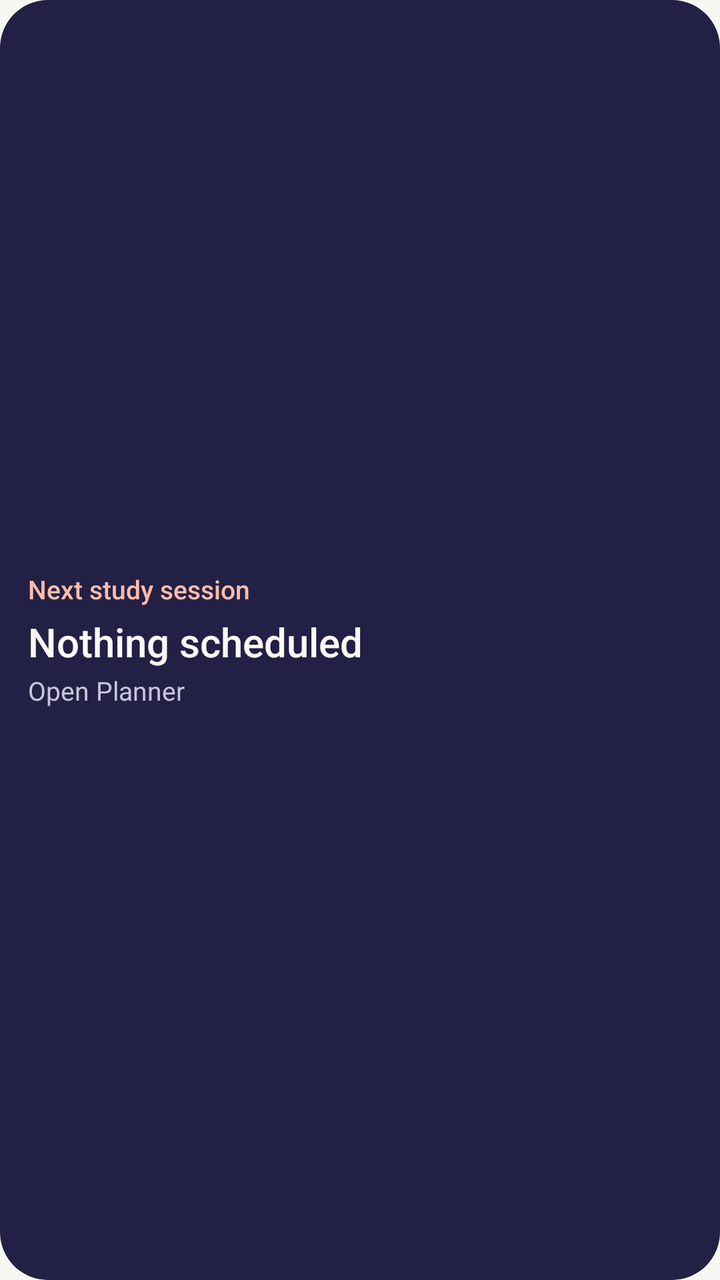
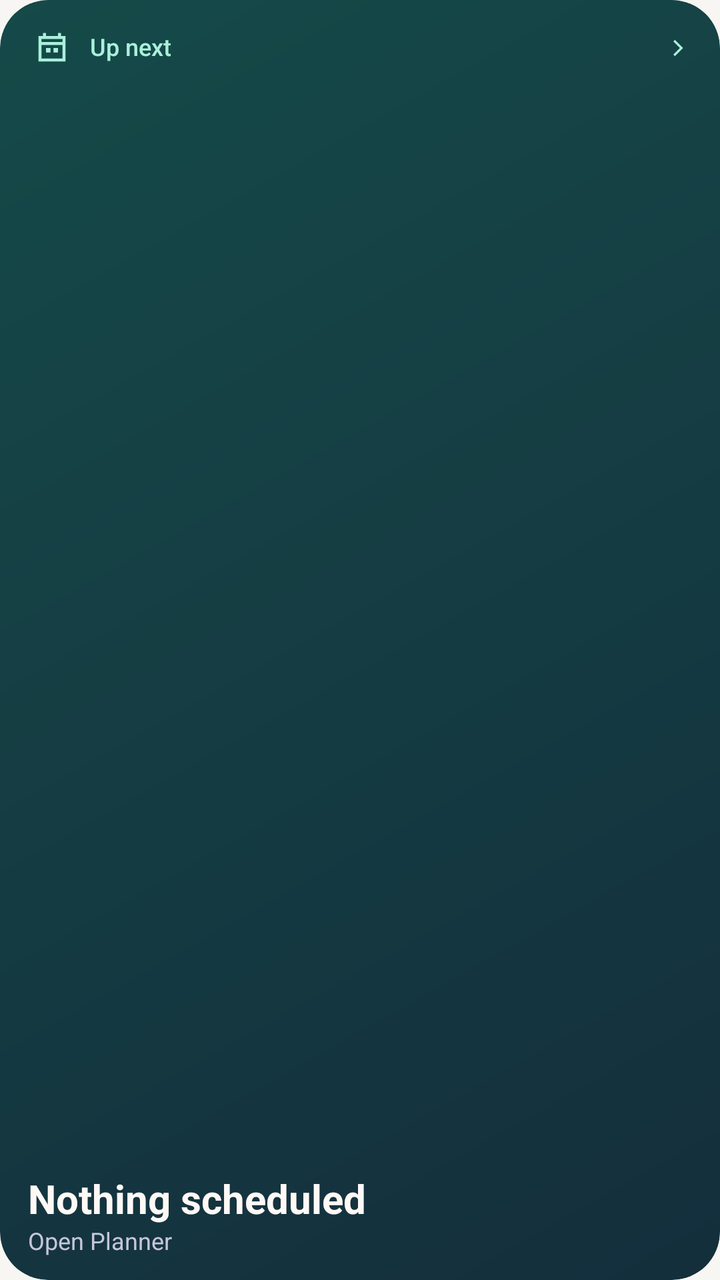

An Android layout rendered at two revisions. The XML below is the earlier revision; the diff shows what the commit changed to produce the second picture.
<!-- AndroidManifest.xml: application theme AppTheme -->
<!-- res/layout/widget_planner.xml -->
<?xml version="1.0" encoding="utf-8"?>
<LinearLayout xmlns:android="http://schemas.android.com/apk/res/android"
    android:id="@android:id/background"
    style="@style/Widget.StudyOrbit.Card"
    android:layout_width="match_parent"
    android:layout_height="match_parent">

    <TextView
        style="@style/Widget.StudyOrbit.Heading"
        android:layout_width="match_parent"
        android:layout_height="wrap_content"
        android:text="@string/widget_planner_title" />

    <TextView
        android:id="@+id/widget_value"
        style="@style/Widget.StudyOrbit.Value"
        android:layout_width="match_parent"
        android:layout_height="wrap_content"
        android:layout_marginTop="4dp"
        android:text="@string/widget_planner_empty" />

    <TextView
        android:id="@+id/widget_detail"
        style="@style/Widget.StudyOrbit.Detail"
        android:layout_width="match_parent"
        android:layout_height="wrap_content"
        android:layout_marginTop="2dp"
        android:text="@string/widget_open_planner" />
</LinearLayout>
<!-- resources referenced by this layout -->
<resources>
  <string name="widget_open_planner">Open Planner</string>
  <string name="widget_planner_empty">Nothing scheduled</string>
  <string name="widget_planner_title">Next study session</string>
  <style name="Widget.StudyOrbit.Card" parent="">
          <item name="android:background">@drawable/widget_background</item>
          <item name="android:orientation">vertical</item>
          <item name="android:gravity">center_vertical</item>
          <item name="android:paddingStart">14dp</item>
          <item name="android:paddingEnd">14dp</item>
          <item name="android:paddingTop">8dp</item>
          <item name="android:paddingBottom">8dp</item>
      </style>
  <style name="Widget.StudyOrbit.Detail" parent="">
          <item name="android:textColor">@color/widget_muted</item>
          <item name="android:textSize">13sp</item>
          <item name="android:maxLines">2</item>
          <item name="android:ellipsize">end</item>
      </style>
  <style name="Widget.StudyOrbit.Heading" parent="">
          <item name="android:fontFamily">sans-serif-medium</item>
          <item name="android:textColor">@color/widget_accent</item>
          <item name="android:textSize">13sp</item>
          <item name="android:maxLines">1</item>
          <item name="android:ellipsize">end</item>
      </style>
  <style name="Widget.StudyOrbit.Value" parent="">
          <item name="android:fontFamily">sans-serif-medium</item>
          <item name="android:textColor">@color/widget_text</item>
          <item name="android:textSize">20sp</item>
          <item name="android:maxLines">2</item>
          <item name="android:ellipsize">end</item>
      </style>
  <style name="AppTheme" parent="android:style/Theme.Material.Light.NoActionBar">
          <item name="android:windowBackground">#F8F6F2</item>
          <item name="android:colorAccent">#4541A0</item>
          <item name="android:windowLightStatusBar">true</item>
      </style>
  <!-- drawable widget_background (drawable) -->
  <?xml version="1.0" encoding="utf-8"?>
  <shape xmlns:android="http://schemas.android.com/apk/res/android">
      <solid android:color="@color/widget_surface" />
      <corners android:radius="24dp" />
  </shape>
  <color name="widget_muted">#C6C5DD</color>
  <color name="widget_accent">#FFBCAC</color>
  <color name="widget_text">#FFF9F6</color>
  <color name="widget_surface">#222044</color>
</resources>

<!-- the commit's change to res/layout/widget_planner.xml (unified diff, before → after) -->
@@ -2,21 +2,53 @@
 <LinearLayout xmlns:android="http://schemas.android.com/apk/res/android"
     android:id="@android:id/background"
     style="@style/Widget.StudyOrbit.Card"
+    android:background="@drawable/widget_planner_background"
     android:layout_width="match_parent"
     android:layout_height="match_parent">
 
-    <TextView
-        style="@style/Widget.StudyOrbit.Heading"
+    <LinearLayout
         android:layout_width="match_parent"
         android:layout_height="wrap_content"
-        android:text="@string/widget_planner_title" />
+        android:gravity="center_vertical"
+        android:orientation="horizontal">
+
+        <ImageView
+            android:layout_width="24dp"
+            android:layout_height="24dp"
+            android:layout_marginEnd="7dp"
+            android:padding="3dp"
+            android:importantForAccessibility="no"
+            android:src="@drawable/ic_widget_planner"
+            android:tint="@color/widget_planner_accent" />
+
+        <TextView
+            style="@style/Widget.StudyOrbit.Heading"
+            android:layout_width="0dp"
+            android:layout_height="wrap_content"
+            android:layout_weight="1"
+            android:textColor="@color/widget_planner_accent"
+            android:text="@string/widget_planner_heading" />
+
+        <ImageView
+            android:layout_width="14dp"
+            android:layout_height="14dp"
+            android:importantForAccessibility="no"
+            android:scaleType="fitCenter"
+            android:src="@drawable/ic_rail_expand"
+            android:tint="@color/widget_planner_accent" />
+    </LinearLayout>
+
+    <FrameLayout
+        android:layout_width="match_parent"
+        android:layout_height="0dp"
+        android:layout_weight="1" />
 
     <TextView
         android:id="@+id/widget_value"
         style="@style/Widget.StudyOrbit.Value"
         android:layout_width="match_parent"
         android:layout_height="wrap_content"
-        android:layout_marginTop="4dp"
+        android:layout_marginTop="6dp"
         android:text="@string/widget_planner_empty" />
 
     <TextView
<!-- resource entries referenced after the edit -->
@@ -1,34 +1,53 @@
 <!-- resources referenced by this layout -->
 <resources>
+  <color name="widget_planner_accent">#AAF0DB</color>
+  <!-- drawable ic_rail_expand (drawable) -->
+  <vector xmlns:android="http://schemas.android.com/apk/res/android"
+      android:width="20dp" android:height="20dp" android:viewportWidth="24" android:viewportHeight="24">
+      <path android:fillColor="#FFFFFFFF" android:fillType="evenOdd" android:pathData="M9.4,5L16.4,12L9.4,19L8,17.6L13.6,12L8,6.4Z" />
+  </vector>
+  <!-- drawable ic_widget_planner (drawable) -->
+  <vector xmlns:android="http://schemas.android.com/apk/res/android"
+      android:width="20dp" android:height="20dp" android:viewportWidth="24" android:viewportHeight="24">
+      <path android:fillColor="#FFFFFFFF" android:fillType="evenOdd" android:pathData="M6,2h2v2h8V2h2v2h3v17H3V4h3zM5,10v9h14v-9zM5,6v2h14V6zM8,12h3v3H8zM13,12h3v3h-3z" />
+  </vector>
+  <!-- drawable widget_planner_background (drawable) -->
+  <shape xmlns:android="http://schemas.android.com/apk/res/android">
+      <gradient android:angle="315" android:startColor="#154A49" android:endColor="#142E3C" />
+      <corners android:radius="24dp" />
+  </shape>
   <string name="widget_open_planner">Open Planner</string>
   <string name="widget_planner_empty">Nothing scheduled</string>
-  <string name="widget_planner_title">Next study session</string>
+  <string name="widget_planner_heading">Up next</string>
   <style name="Widget.StudyOrbit.Card" parent="">
-          <item name="android:background">@drawable/widget_background</item>
+          <item name="android:clipToOutline">true</item>
           <item name="android:orientation">vertical</item>
-          <item name="android:gravity">center_vertical</item>
           <item name="android:paddingStart">14dp</item>
           <item name="android:paddingEnd">14dp</item>
-          <item name="android:paddingTop">8dp</item>
-          <item name="android:paddingBottom">8dp</item>
+          <item name="android:paddingTop">12dp</item>
+          <item name="android:paddingBottom">12dp</item>
       </style>
   <style name="Widget.StudyOrbit.Detail" parent="">
           <item name="android:textColor">@color/widget_muted</item>
-          <item name="android:textSize">13sp</item>
+          <item name="android:textSize">12sp</item>
+          <item name="android:includeFontPadding">false</item>
           <item name="android:maxLines">2</item>
           <item name="android:ellipsize">end</item>
       </style>
   <style name="Widget.StudyOrbit.Heading" parent="">
           <item name="android:fontFamily">sans-serif-medium</item>
           <item name="android:textColor">@color/widget_accent</item>
-          <item name="android:textSize">13sp</item>
+          <item name="android:textSize">12sp</item>
+          <item name="android:includeFontPadding">false</item>
           <item name="android:maxLines">1</item>
           <item name="android:ellipsize">end</item>
       </style>
   <style name="Widget.StudyOrbit.Value" parent="">
-          <item name="android:fontFamily">sans-serif-medium</item>
+          <item name="android:fontFamily">sans-serif</item>
+          <item name="android:textStyle">bold</item>
           <item name="android:textColor">@color/widget_text</item>
           <item name="android:textSize">20sp</item>
+          <item name="android:includeFontPadding">false</item>
           <item name="android:maxLines">2</item>
           <item name="android:ellipsize">end</item>
       </style>
@@ -37,15 +56,8 @@
           <item name="android:colorAccent">#4541A0</item>
           <item name="android:windowLightStatusBar">true</item>
       </style>
-  <!-- drawable widget_background (drawable) -->
-  <?xml version="1.0" encoding="utf-8"?>
-  <shape xmlns:android="http://schemas.android.com/apk/res/android">
-      <solid android:color="@color/widget_surface" />
-      <corners android:radius="24dp" />
-  </shape>
   <color name="widget_muted">#C6C5DD</color>
   <color name="widget_accent">#FFBCAC</color>
   <color name="widget_text">#FFF9F6</color>
-  <color name="widget_surface">#222044</color>
 </resources>
 
